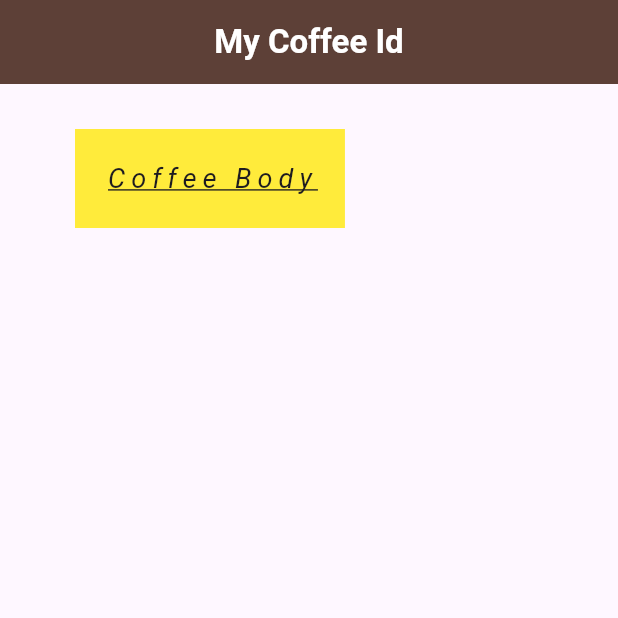
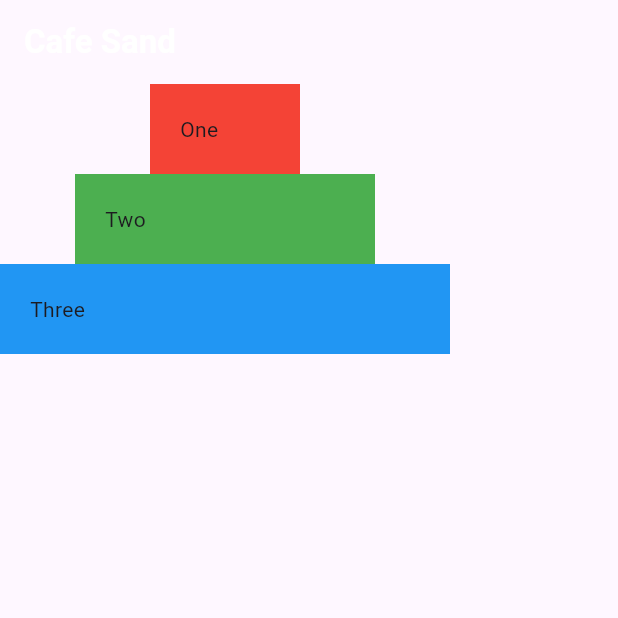
Before and after one commit to YeYint3424/flutter_cafe, a Flutter app: the screen it shows after launch, on a phone screen of 412 x 824 dp, the top half of it. Run offline on Flutter 3.47's test engine with Material 3 defaults, Android fonts, the phone set to English and light mode, and no system bars.

Commit message:
add column

```diff
--- a/lib/main.dart
+++ b/lib/main.dart
@@ -1,6 +1,43 @@
-import 'package:cafe/home.dart';
 import 'package:flutter/material.dart';
 
 void main() {
-  runApp(const MaterialApp(home: Home()));
+  runApp(const MaterialApp(home: SandBox()));
 }
+
+class SandBox extends StatelessWidget {
+  const SandBox({super.key});
+
+  @override
+  Widget build(BuildContext context) {
+    return Scaffold(
+      appBar: AppBar(
+        title: const Text(
+          'Cafe Sand',
+          style: TextStyle(color: Colors.white, fontWeight: FontWeight.bold),
+        ),
+      ),
+      body: Column(
+        children: [
+          Container(
+            padding: const EdgeInsets.all(20),
+            color: Colors.red,
+            width: 100,
+            child: const Text('One'),
+          ),
+          Container(
+            padding: const EdgeInsets.all(20),
+            color: Colors.green,
+            width: 200,
+            child: const Text('Two'),
+          ),
+          Container(
+            padding: const EdgeInsets.all(20),
+            color: Colors.blue,
+            width: 300,
+            child: const Text('Three'),
+          ),
+        ],
+      ),
+    );
+  }
+}
```
Also changed, not shown: 1 other file.
